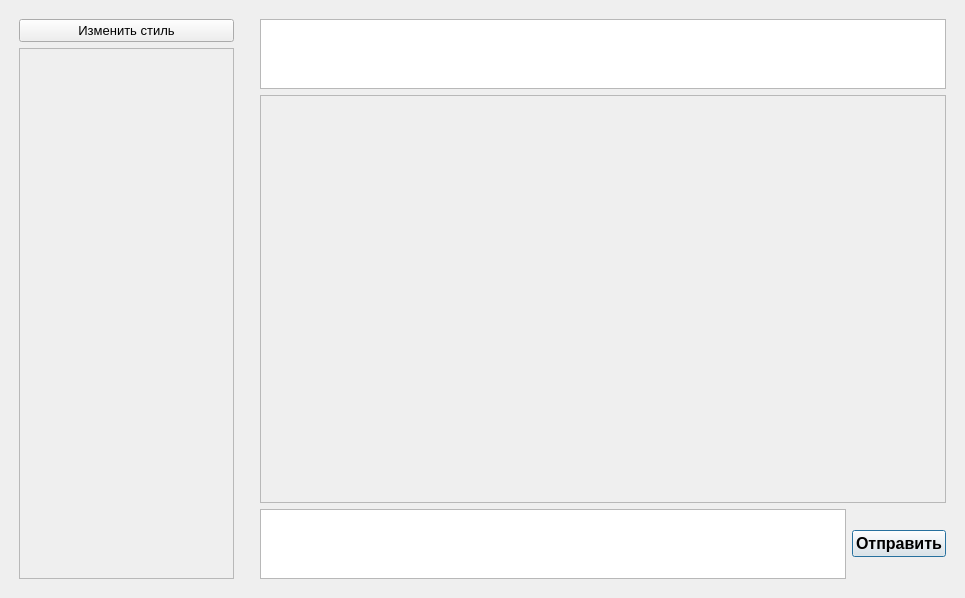
Above: client/ui/mainwindow.ui from DmitryVic/ChatQT before the change. Below: the same form after it.
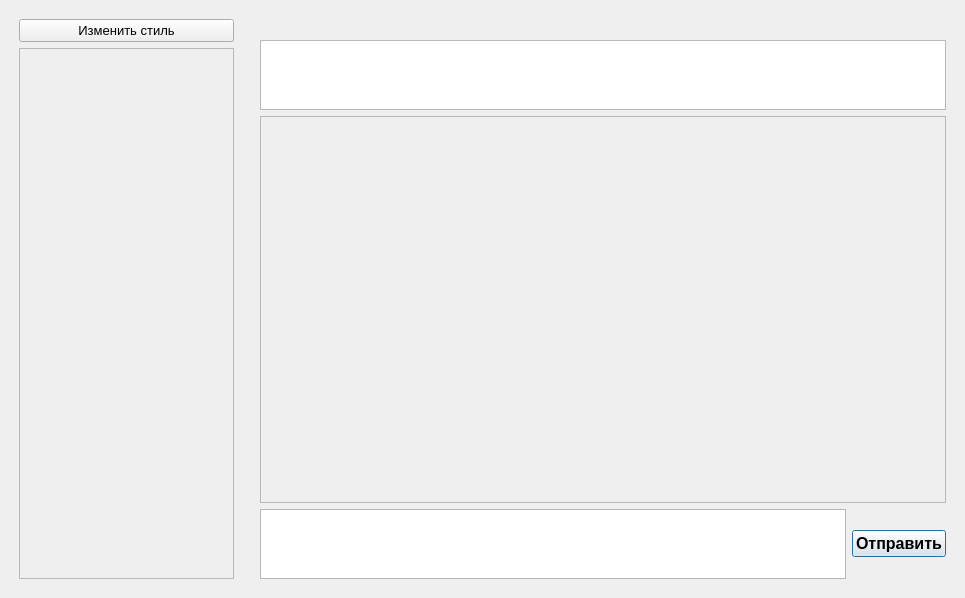
That is the form after the change. Icons and pictures are not drawn.

Commit message: Закрытие окна при потере связи  временно

The edit to the form file:
```diff
--- a/client/ui/mainwindow.ui
+++ b/client/ui/mainwindow.ui
@@ -94,9 +94,43 @@
        <number>10</number>
       </property>
       <item>
-       <layout class="QVBoxLayout" name="LAYOUT_CHAT" stretch="1,10">
+       <layout class="QVBoxLayout" name="LAYOUT_CHAT" stretch="0,1,10">
         <item>
-         <widget class="QListView" name="chatName"/>
+         <widget class="QLabel" name="notifi">
+          <property name="font">
+           <font>
+            <pointsize>10</pointsize>
+           </font>
+          </property>
+          <property name="text">
+           <string/>
+          </property>
+          <property name="alignment">
+           <set>Qt::AlignmentFlag::AlignRight|Qt::AlignmentFlag::AlignTop|Qt::AlignmentFlag::AlignTrailing</set>
+          </property>
+         </widget>
+        </item>
+        <item>
+         <widget class="QListView" name="chatName">
+          <property name="font">
+           <font>
+            <pointsize>15</pointsize>
+            <kerning>false</kerning>
+           </font>
+          </property>
+          <property name="showDropIndicator" stdset="0">
+           <bool>false</bool>
+          </property>
+          <property name="gridSize">
+           <size>
+            <width>0</width>
+            <height>30</height>
+           </size>
+          </property>
+          <property name="uniformItemSizes">
+           <bool>true</bool>
+          </property>
+         </widget>
         </item>
         <item>
          <widget class="QScrollArea" name="scrollAreaMessage">
@@ -109,7 +143,7 @@
              <x>0</x>
              <y>0</y>
              <width>682</width>
-             <height>428</height>
+             <height>405</height>
             </rect>
            </property>
           </widget>
```
The commit also changes 3 other files.
